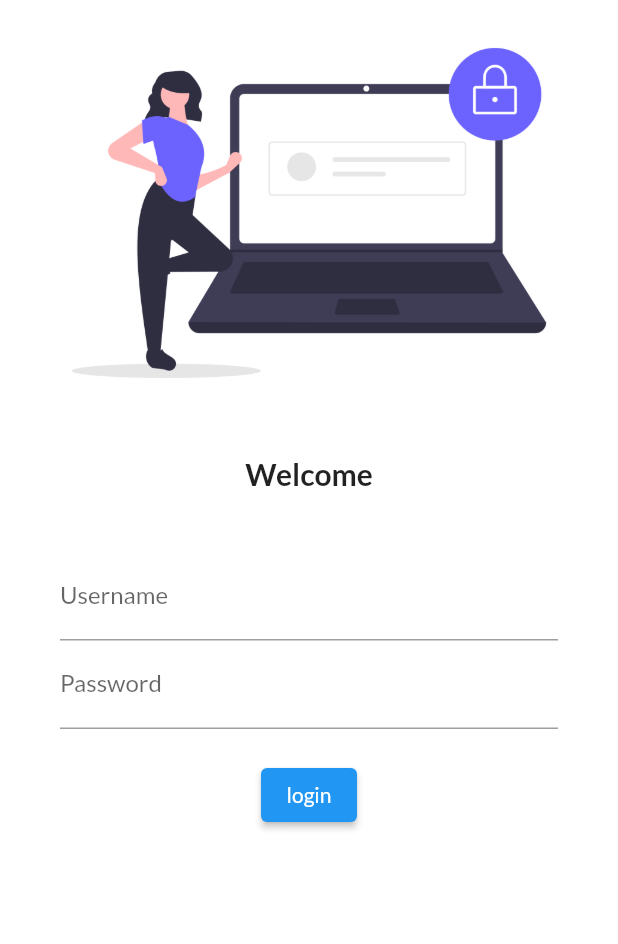
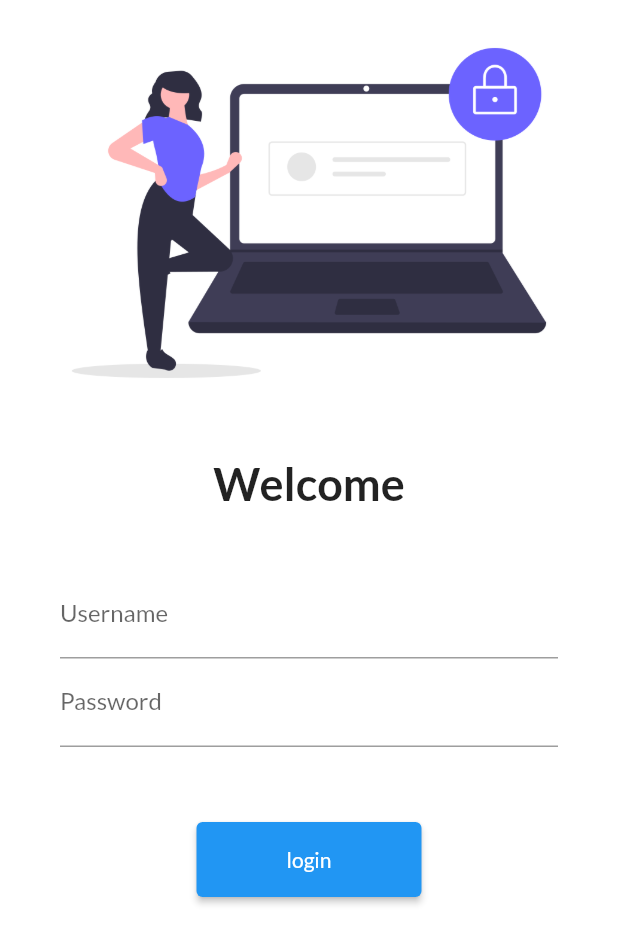
Before and after one commit to kkkkkkkkrsh/flutter, a Flutter app: the screen it shows after launch, on a phone screen of 412 x 824 dp. Shown: the top 944 px of the screen. Run offline on Flutter 3.47's test engine with Material 2 defaults, Android fonts, the phone set to English and light mode, and no system bars; our stand-ins replace google_fonts.

Commit message:
5 completed

```diff
--- a/lib/main.dart
+++ b/lib/main.dart
@@ -1,5 +1,6 @@
 import 'package:app/pages/home_page.dart';
 import 'package:app/pages/login_page.dart';
+import 'package:app/utills/routes.dart';
 import 'package:flutter/material.dart';
 import 'package:google_fonts/google_fonts.dart';
 
@@ -23,11 +24,11 @@ Widget build(BuildContext context) {
     fontFamily: GoogleFonts.lato().fontFamily,
      ),
     darkTheme: ThemeData(primarySwatch: Colors.blueGrey, brightness: Brightness.dark),
-
+    debugShowCheckedModeBanner: false,
     routes: {
       '/' :   (context)  => LoginPage(),
-      '/home' : (context) => HomePage(),
-      '/Login' :(context) => LoginPage()
+      MyRoutes.homeRoute : (context) => HomePage(),
+      MyRoutes.loginRoute :(context) => LoginPage()
       },
   );
 
--- a/lib/pages/login_page.dart
+++ b/lib/pages/login_page.dart
@@ -1,14 +1,15 @@
+import 'package:app/utills/routes.dart';
 import 'package:flutter/material.dart';
 
 class LoginPage extends StatelessWidget{
   @override
   Widget build(BuildContext context){
     return Material(color:  Colors.white,
-      child: Column(children: [
+      child:  Column(children: [
            Image.asset('assets/images/login_image.png',fit: BoxFit.cover,),
            SizedBox(height: 20,),
            Text('Welcome',
-     style: TextStyle(fontSize: 20,fontWeight: FontWeight.bold),),
+           style: TextStyle(fontSize: 30,fontWeight: FontWeight.bold),),
            SizedBox(height: 20,),
            Padding(
          padding: const EdgeInsets.symmetric(vertical : 20.0, horizontal: 40),
@@ -24,17 +25,18 @@ class LoginPage extends StatelessWidget{
            hintText: 'Enter password',
            labelText: 'Password'
          ),),
-       SizedBox(height: 20,),
+         SizedBox(height: 50,),
          ElevatedButton(
-         style: TextButton.styleFrom( backgroundColor: Colors.blue),
+           style: TextButton.styleFrom( backgroundColor: Colors.blue, minimumSize: Size(150, 50)),
            onPressed: () {
-           print('hi');
+             Navigator.pushNamed(context, MyRoutes.homeRoute);
            }, child: Text('login'))
          ],),
            )
 
 
-      ],)
+        ],),
+
     );
   }
 }
--- /dev/null
+++ b/lib/utills/routes.dart
@@ -0,0 +1,4 @@
+class MyRoutes {
+  static String loginRoute = '/login';
+  static String homeRoute = '/home';
+}
```
Lines whose indentation alone changed are shown as unchanged.
